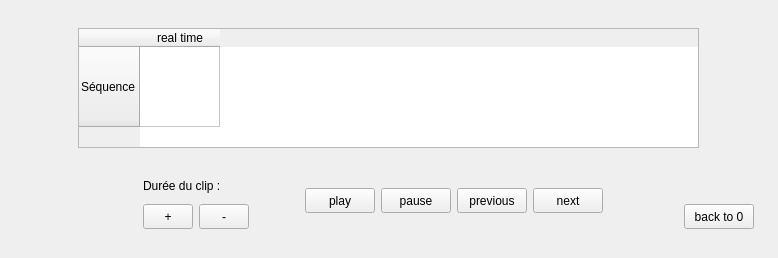
This is src/tweedy/gui/timeline/TimeLineUi.ui in stopmotionimac/tweedy as Qt 5 draws it before an edit. The edited form follows.
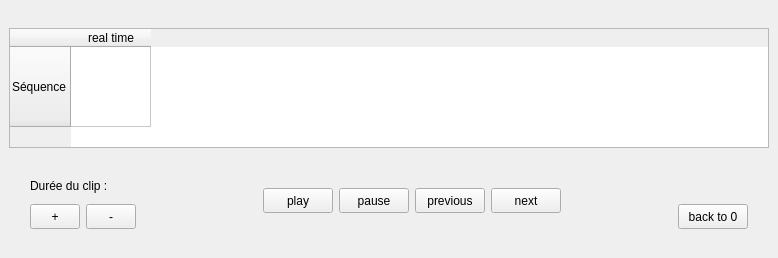
This is the edited form.

Commit message: timeline sans ajout temps possible

```diff
--- a/src/tweedy/gui/timeline/TimeLineUi.ui
+++ b/src/tweedy/gui/timeline/TimeLineUi.ui
@@ -34,20 +34,18 @@
   <widget class="QWidget" name="dockWidgetContents">
    <layout class="QHBoxLayout" name="horizontalLayout_4">
     <item>
-     <layout class="QVBoxLayout" name="verticalLayout">
-      <item>
-       <layout class="QHBoxLayout" name="horizontalLayout_3">
+     <layout class="QVBoxLayout" name="verticalLayout_3">
         <item>
          <widget class="QTableWidget" name="table">
           <property name="minimumSize">
            <size>
-            <width>621</width>
+          <width>600</width>
             <height>120</height>
            </size>
           </property>
           <property name="maximumSize">
            <size>
-            <width>621</width>
+          <width>800</width>
             <height>120</height>
            </size>
           </property>
@@ -75,21 +73,10 @@
           </column>
          </widget>
         </item>
-       </layout>
-      </item>
       <item>
-       <layout class="QHBoxLayout" name="horizontalLayout_2">
+       <layout class="QHBoxLayout" name="horizontalLayout_3">
         <item>
-         <layout class="QVBoxLayout" name="verticalLayout_2">
-          <property name="leftMargin">
-           <number>120</number>
-          </property>
-          <property name="rightMargin">
-           <number>50</number>
-          </property>
-          <property name="bottomMargin">
-           <number>0</number>
-          </property>
+         <layout class="QVBoxLayout" name="verticalLayout">
           <item>
            <widget class="QLabel" name="labelDuration">
             <property name="text">
@@ -98,7 +85,10 @@
            </widget>
           </item>
           <item>
-           <layout class="QHBoxLayout" name="horizontalLayout_11">
+           <layout class="QHBoxLayout" name="horizontalLayout">
+            <property name="rightMargin">
+             <number>100</number>
+            </property>
             <item>
              <widget class="QToolButton" name="plusButton">
               <property name="minimumSize">
@@ -142,13 +132,7 @@
          </layout>
         </item>
         <item>
-         <layout class="QHBoxLayout" name="horizontalLayout">
-          <property name="leftMargin">
-           <number>0</number>
-          </property>
-          <property name="rightMargin">
-           <number>50</number>
-          </property>
+         <layout class="QHBoxLayout" name="horizontalLayout_2">
           <item>
            <widget class="QToolButton" name="playButton">
             <property name="minimumSize">
@@ -228,9 +212,9 @@
          </layout>
         </item>
         <item>
-         <layout class="QVBoxLayout" name="verticalLayout_3">
+         <layout class="QVBoxLayout" name="verticalLayout_2">
           <property name="leftMargin">
-           <number>25</number>
+           <number>90</number>
           </property>
           <item>
            <widget class="QLabel" name="time">
```
Lines whose indentation alone changed are shown as unchanged. The commit also changes 1 other file.
